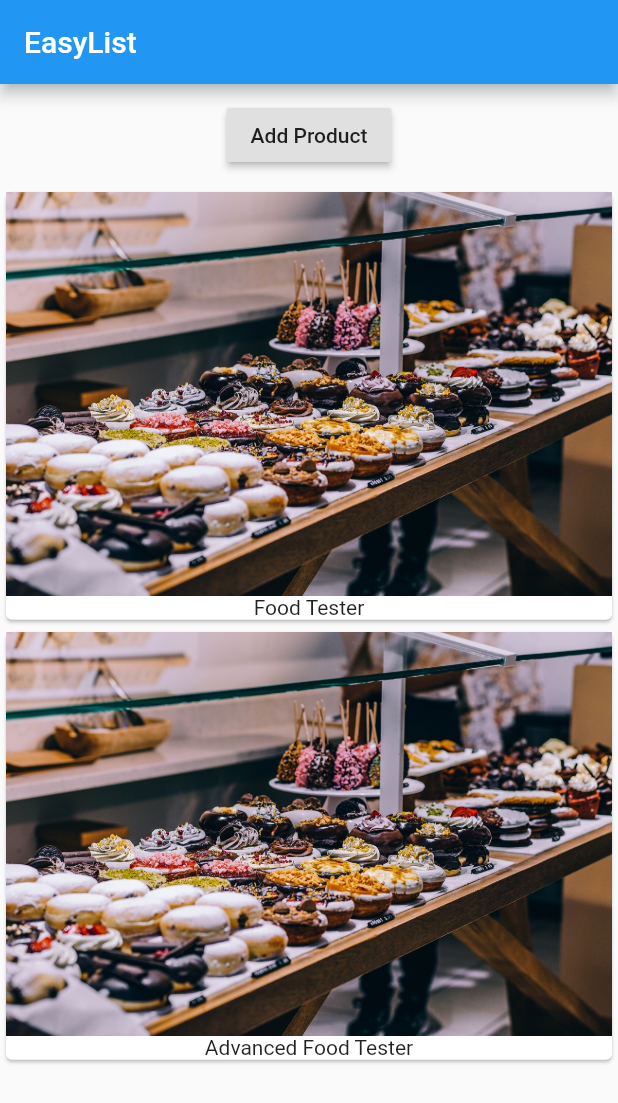
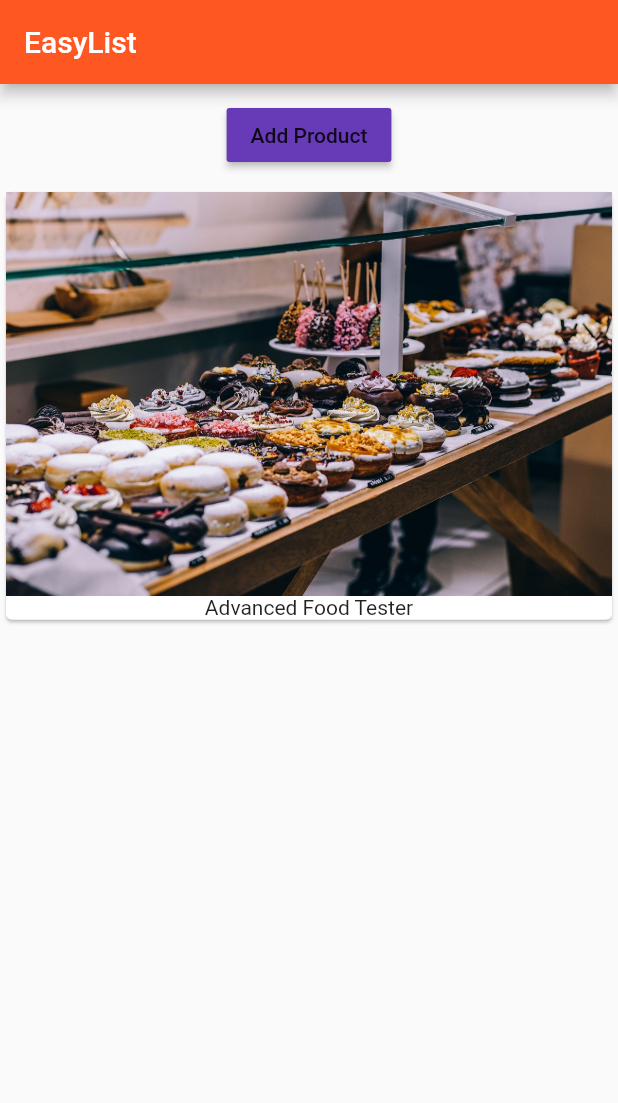
Before and after one commit to Carvalho96v2/Flutter_Course, a Flutter app: the screen it shows after launch, after a tap on "Add Product", on a phone screen of 412 x 824 dp. Shown: the top 1103 px of the screen. Run offline on Flutter 3.47's test engine with Material 2 defaults, Android fonts, the phone set to English and light mode, and no system bars.

Commit message:
Working with Lists and Conditionals

```diff
--- a/lib/main.dart
+++ b/lib/main.dart
@@ -7,15 +7,18 @@ void main() {
 }
 
 class MyApp extends StatelessWidget {
- @override
+  @override
   Widget build(BuildContext context) {
     return MaterialApp(
-      home: Scaffold(
+        theme: ThemeData(
+          primarySwatch: Colors.deepOrange,
+          accentColor: Colors.deepPurple
+        ),
+        home: Scaffold(
           appBar: AppBar(
             title: Text('EasyList'),
           ),
           body: ProductManager(),
-      )
-    );
+        ));
   }
 }
--- a/lib/product_manager.dart
+++ b/lib/product_manager.dart
@@ -3,6 +3,11 @@ import 'package:flutter/material.dart';
 import './products.dart';
 
 class ProductManager extends StatefulWidget {
+
+  final String startingProduct;
+
+  ProductManager({this.startingProduct});
+
   @override
   State<StatefulWidget> createState() {
     return _ProductManagerState();
@@ -10,7 +15,16 @@ class ProductManager extends StatefulWidget {
 }
 
 class _ProductManagerState extends State<ProductManager> {
-  List<String> _products = ['Food Tester'];
+  List<String> _products = [];
+
+  @override
+  void initState() { //called whenever this state object is initialised (when ProductManager is rendered for this first time)
+    super.initState();
+    if (widget.startingProduct != null) {
+      _products.add(widget.startingProduct);
+    }
+  }
+
 
   @override
   Widget build(BuildContext context) {
@@ -18,6 +32,7 @@ class _ProductManagerState extends State<ProductManager> {
       children: [
         Container(
           child: RaisedButton(
+            color: Theme.of(context).accentColor,
             onPressed: () {
               setState(() {
                 _products.add('Advanced Food Tester');
@@ -27,7 +42,9 @@ class _ProductManagerState extends State<ProductManager> {
           ),
           margin: EdgeInsets.all(10.0),
         ),
-        Products(_products)
+        Expanded(
+          child:Products(_products)
+        )
       ],
     );
     return column;
--- a/lib/products.dart
+++ b/lib/products.dart
@@ -3,24 +3,32 @@ import 'package:flutter/material.dart';
 class Products extends StatelessWidget {
   final List<String> products;
 
-  Products(this.products);
+  Products([this.products = const []]);
+
+  Widget _buildProductList() {
+    Widget productCard;
+    if (products.length > 0) {
+      productCard = ListView.builder(
+        itemBuilder: _buildProductItem,
+        itemCount: products.length,
+      );
+    } else {
+      productCard = Center(
+        child: Text('No products found, please add some'),
+      );
+    }
+    return productCard;
+  }
+
+  Widget _buildProductItem(BuildContext context, int index) {
+    return Card(
+        child: Column(
+      children: <Widget>[Image.asset('assets/food.jpg'), Text(products[index])],
+    ));
+  }
 
   @override
   Widget build(BuildContext context) {
-    // TODO: implement build
-    Column column = Column(
-      children: products
-          .map((element) => Card(
-                child: Column(
-                  children: <Widget>[
-                    Image.asset('assets/food.jpg'),
-                    Text(element),
-                  ],
-                ),
-              ))
-          .toList(),
-  );
-  return column;
+    return _buildProductList();
   }
-
 }
```
